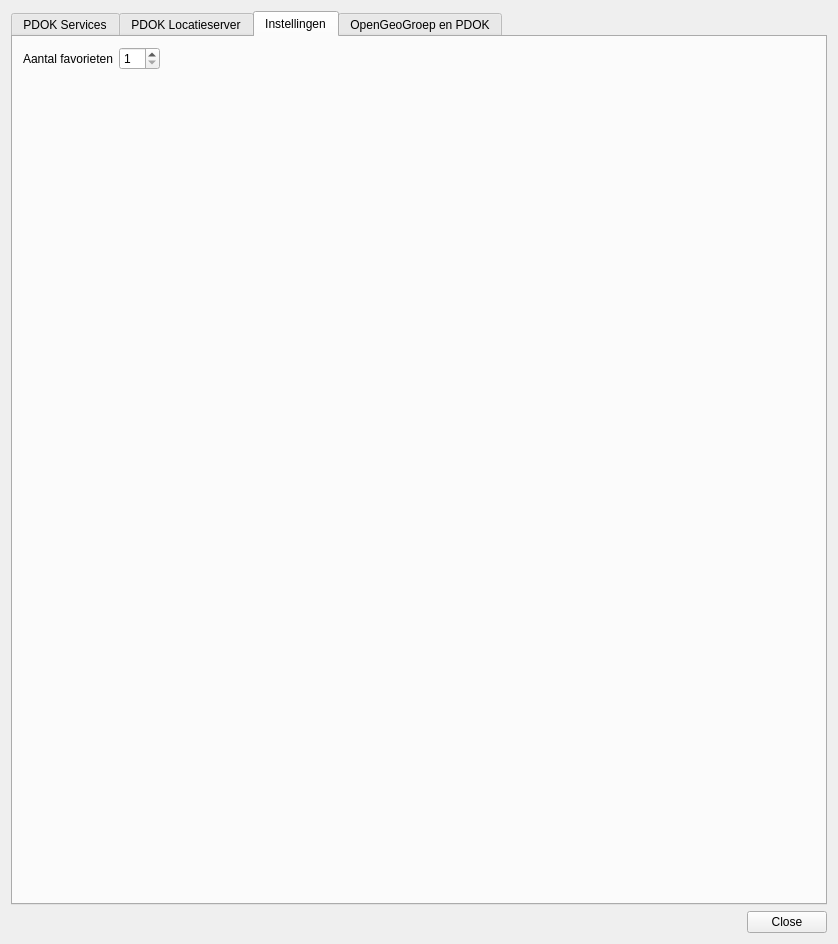
First picture: the form in pdokservicesplugin/ui_pdokservicesplugindialog.ui, repository rduivenvoorde/pdokservicesplugin, before the edit.
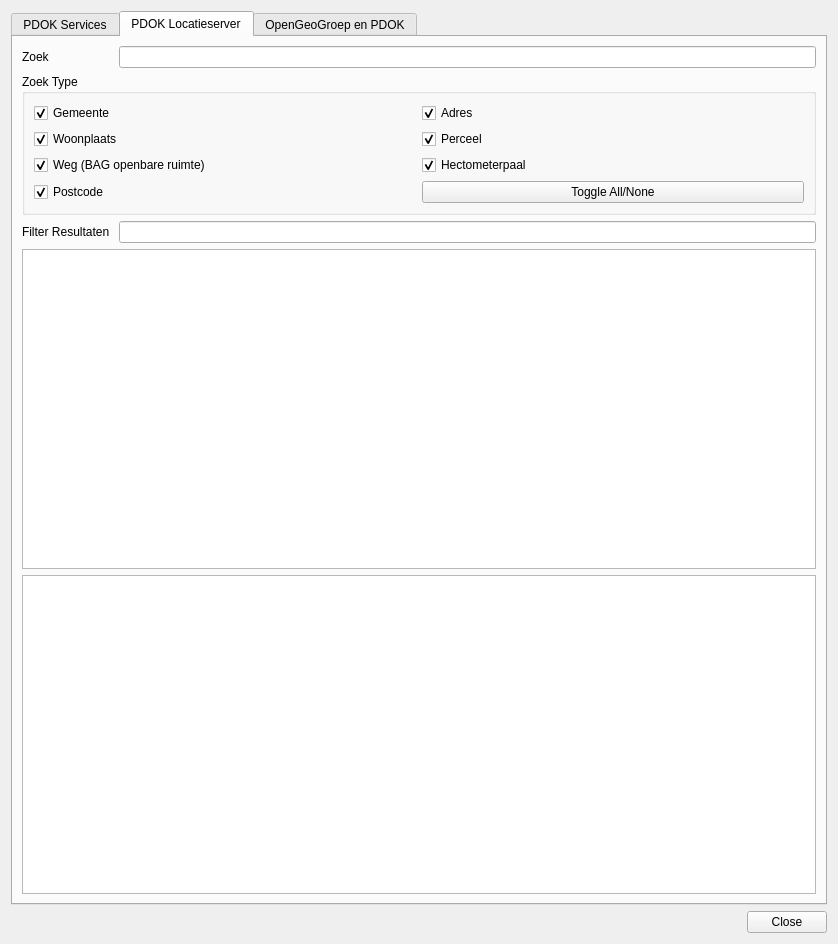
Second picture: the form after the edit. The open tabs and pages were chosen to show the change. Icons and pictures are not drawn.

Commit message: refactor favorieten functionaliteit

Diff of the .ui file:
```diff
--- a/pdokservicesplugin/ui_pdokservicesplugindialog.ui
+++ b/pdokservicesplugin/ui_pdokservicesplugindialog.ui
@@ -318,46 +318,6 @@
        </item>
       </layout>
      </widget>
-     <widget class="QWidget" name="settings_tab">
-      <attribute name="title">
-       <string>Instellingen</string>
-      </attribute>
-      <widget class="QWidget" name="formLayoutWidget">
-       <property name="geometry">
-        <rect>
-         <x>10</x>
-         <y>10</y>
-         <width>791</width>
-         <height>281</height>
-        </rect>
-       </property>
-       <layout class="QFormLayout" name="formLayout">
-        <item row="0" column="1">
-         <widget class="QSpinBox" name="nr_favs_input">
-          <property name="sizePolicy">
-           <sizepolicy hsizetype="Fixed" vsizetype="Fixed">
-            <horstretch>0</horstretch>
-            <verstretch>0</verstretch>
-           </sizepolicy>
-          </property>
-          <property name="minimum">
-           <number>1</number>
-          </property>
-          <property name="maximum">
-           <number>10</number>
-          </property>
-         </widget>
-        </item>
-        <item row="0" column="0">
-         <widget class="QLabel" name="nr_favs_label">
-          <property name="text">
-           <string>Aantal favorieten</string>
-          </property>
-         </widget>
-        </item>
-       </layout>
-      </widget>
-     </widget>
      <widget class="QWidget" name="about_tab">
       <attribute name="title">
        <string>OpenGeoGroep en PDOK</string>
```
Lines whose indentation alone changed are shown as unchanged. The commit also changes 8 other files.
